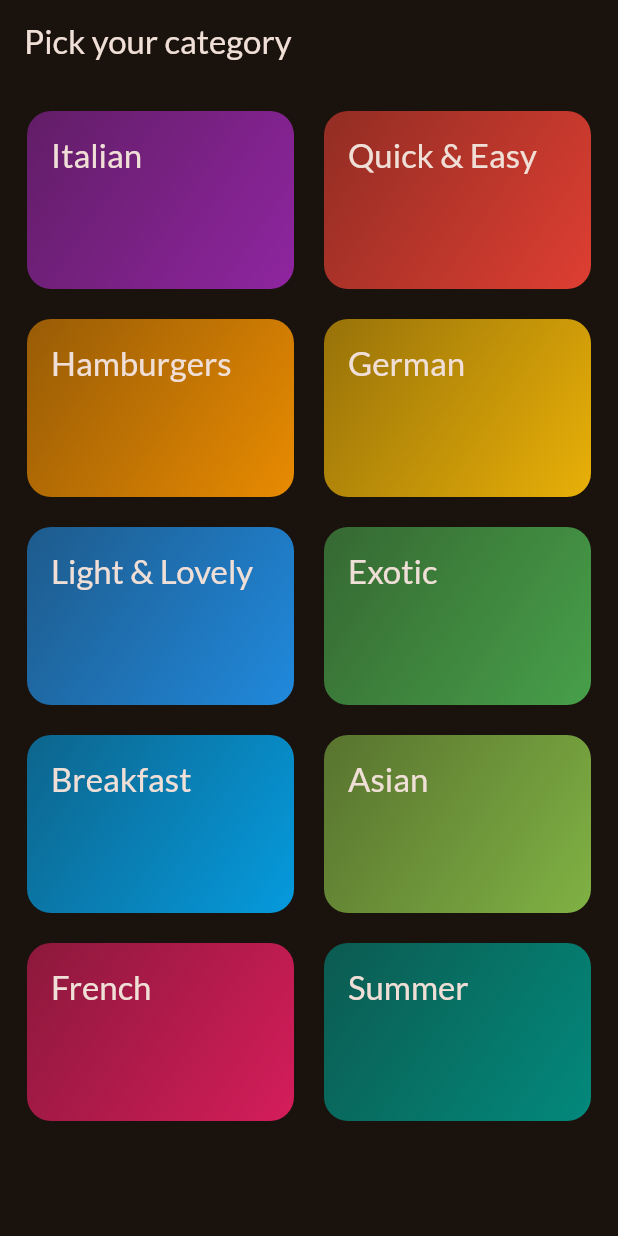
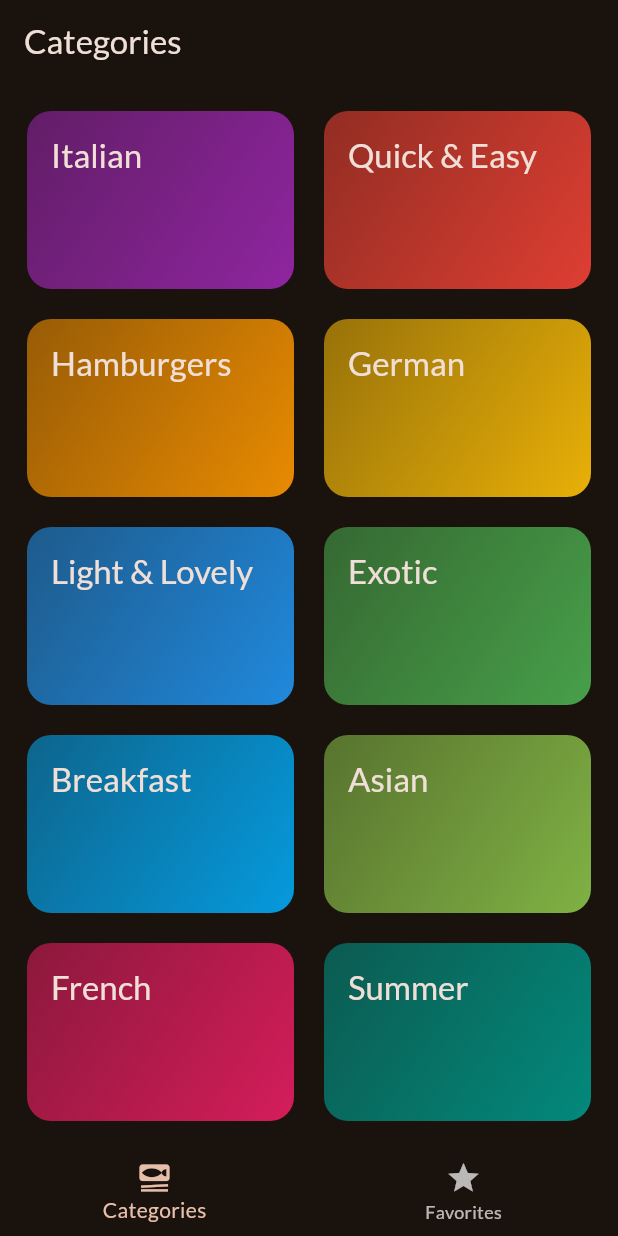
Before and after one commit to Matatov1989/Flutter-Meal, a Flutter app: the screen it shows after launch, on a phone screen of 412 x 824 dp. Run offline on Flutter 3.47's test engine with Material 3 defaults, Android fonts, the phone set to English and light mode, and no system bars; our stand-ins replace google_fonts, transparent_image.

Commit message:
adding tab based navigation

```diff
--- a/lib/main.dart
+++ b/lib/main.dart
@@ -1,7 +1,7 @@
 import 'package:flutter/material.dart';
+import 'package:google_fonts/google_fonts.dart';
 
-import 'package:google_fonts/google_fonts.dart';
-import 'package:meal_app/screens/categories.dart';
+import 'package:meal_app/screens/tabs.dart';
 
 final theme = ThemeData(
   useMaterial3: true,
@@ -23,7 +23,7 @@ class App extends StatelessWidget {
   Widget build(BuildContext context) {
     return MaterialApp(
         theme: theme,
-        home: const CategoriesScreen(),
+        home: const TabsScreen(),
     );
   }
 }
--- a/lib/screens/categories.dart
+++ b/lib/screens/categories.dart
@@ -24,11 +24,7 @@ class CategoriesScreen extends StatelessWidget {
 
   @override
   Widget build(BuildContext context) {
-    return Scaffold(
-      appBar: AppBar(
-        title: const Text('Pick your category'),
-      ),
-      body: GridView(
+    return GridView(
       padding: const EdgeInsets.all(18),
       gridDelegate: const SliverGridDelegateWithFixedCrossAxisCount(
           crossAxisCount: 2,
@@ -44,7 +40,6 @@ class CategoriesScreen extends StatelessWidget {
             },
           ),
       ],
-      ),
     );
   }
 }
--- /dev/null
+++ b/lib/screens/tabs.dart
@@ -0,0 +1,51 @@
+import 'package:flutter/material.dart';
+
+import 'package:meal_app/screens/categories.dart';
+import 'package:meal_app/screens/meals.dart';
+
+class TabsScreen extends StatefulWidget {
+  const TabsScreen({super.key});
+
+  @override
+  State<TabsScreen> createState() {
+    return _TabsScreenState();
+  }
+}
+
+class _TabsScreenState extends State<TabsScreen> {
+
+  int _selectedPageIndex = 0;
+
+  void _selectPage(int index) {
+    setState(() {
+      _selectedPageIndex = index;
+    });
+  }
+
+  @override
+  Widget build(BuildContext context) {
+    Widget activePage = const CategoriesScreen();
+    var activePageTitle = 'Categories';
+
+    if (_selectedPageIndex == 1) {
+        activePage = const MealsScreen(meals: []);
+        activePageTitle = 'Your Favorites';
+    }
+
+    return Scaffold(
+      appBar: AppBar(
+        title: Text(activePageTitle),
+      ),
+      body: activePage,
+      bottomNavigationBar: BottomNavigationBar(
+        onTap: _selectPage,
+        currentIndex: _selectedPageIndex,
+        items: const [
+          BottomNavigationBarItem(icon: Icon(Icons.set_meal), label: 'Categories'),
+          BottomNavigationBarItem(icon: Icon(Icons.star), label: 'Favorites'),
+        ],
+      ),
+    );
+  }
+
+}
```
Also changed, not shown: lib/screens/meals.dart (+7 -3 lines). Lines whose indentation alone changed are shown as unchanged.
